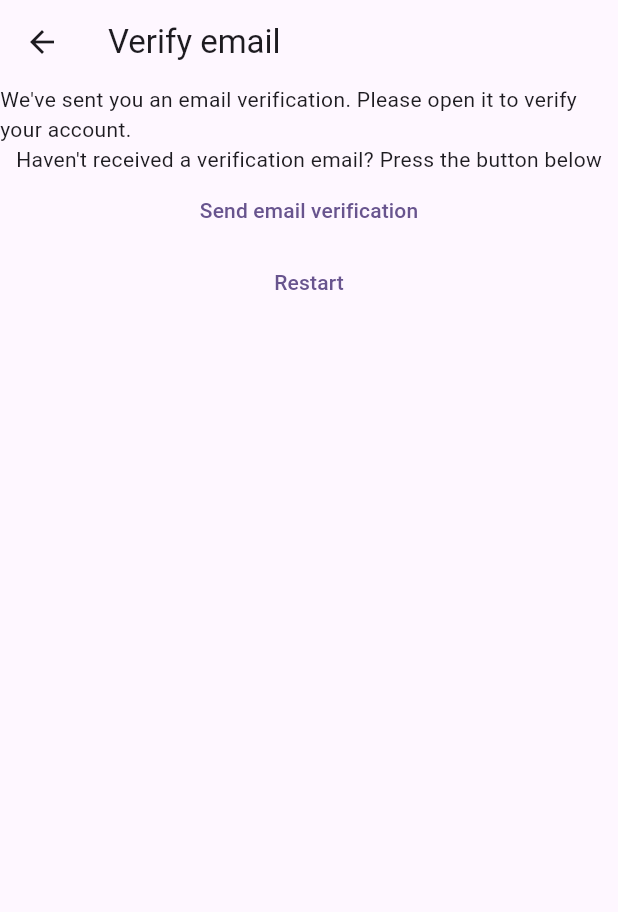
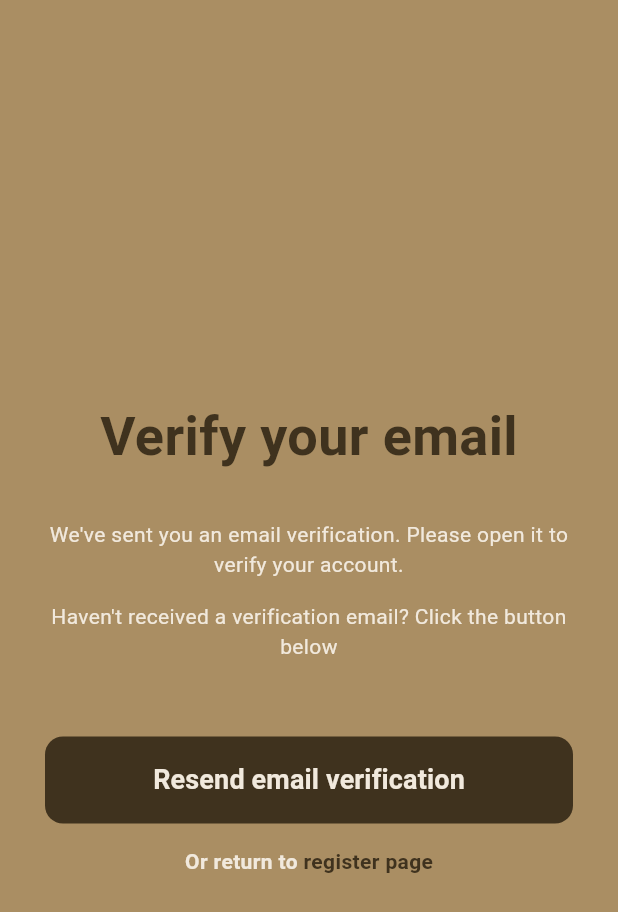
Before and after one commit to oofpouf/linkus, a Flutter app: the VerifyEmailView screen opened by its route, on a phone screen of 412 x 824 dp. Shown: the top 912 px of the screen. Run offline on Flutter 3.47's test engine with Material 2 defaults, Android fonts, the phone set to English and light mode, and no system bars; our stand-ins replace firebase_auth, firebase_core; accounts and stored records are empty; network calls fail.

Commit message:
step-7.2

```diff
--- a/lib/view/login_view.dart
+++ b/lib/view/login_view.dart
@@ -174,6 +174,7 @@ class _LoginViewState extends State<LoginView> {
                 children: [
                   const Text('Not a member? ',
                       style: TextStyle(
+                        fontSize: 14,
                         color: Color.fromARGB(255, 241, 233, 221),
                         fontWeight: FontWeight.bold,
                       )),
@@ -185,6 +186,7 @@ class _LoginViewState extends State<LoginView> {
                     child: const Text(
                       'Register now!',
                       style: TextStyle(
+                        fontSize: 14,
                         color: Color.fromARGB(255, 63, 50, 30),
                         fontWeight: FontWeight.bold,
                       ),
--- a/lib/view/register_view.dart
+++ b/lib/view/register_view.dart
@@ -168,6 +168,7 @@ class _RegisterViewState extends State<RegisterView> {
                 children: [
                   const Text('Already a member? ',
                       style: TextStyle(
+                        fontSize: 14,
                         color: Color.fromARGB(255, 241, 233, 221),
                         fontWeight: FontWeight.bold,
                       )),
@@ -179,6 +180,7 @@ class _RegisterViewState extends State<RegisterView> {
                     child: const Text(
                       'Login now!',
                       style: TextStyle(
+                        fontSize: 14,
                         color: Color.fromARGB(255, 63, 50, 30),
                         fontWeight: FontWeight.bold,
                       ),
--- a/lib/view/verify_email_view.dart
+++ b/lib/view/verify_email_view.dart
@@ -13,31 +13,114 @@ class _VerifyEmailViewState extends State<VerifyEmailView> {
   @override
   Widget build(BuildContext context) {
     return Scaffold(
-      appBar: AppBar(
-        title: const Text('Verify email'),
+      backgroundColor: const Color(0xffAA8E63),
+      body: SafeArea(
+        child: Center(
+          child: Column(
+            mainAxisAlignment: MainAxisAlignment.center,
+            children: [
+              // Verify title
+              const SizedBox(height: 25),
+              const Text(
+                'Verify your email',
+                style: TextStyle(
+                    fontWeight: FontWeight.bold,
+                    fontSize: 36,
+                    color: Color.fromARGB(255, 63, 50, 30)),
               ),
-      body: Column(
-        children: [
-          const Text("We've sent you an email verification. Please open it to verify your account."),
-          const Text("Haven't received a verification email? Press the button below"),
-          TextButton(
+              const SizedBox(height: 30),
+
+              // Email verification sent text
+              const Padding(
+                padding: EdgeInsets.symmetric(horizontal: 30.0),
+                child: Text(
+                  "We've sent you an email verification. Please open it to verify your account.",
+                  style: TextStyle(
+                    fontSize: 14,
+                    color: Color.fromARGB(255, 241, 233, 221),
+                  ),
+                  textAlign: TextAlign.center,
+                ),
+              ),
+              const SizedBox(height: 15),
+
+              // Resend verification text
+              const Padding(
+                padding: EdgeInsets.symmetric(horizontal: 30.0),
+                child: Text(
+                  "Haven't received a verification email? Click the button below",
+                  style: TextStyle(
+                    fontSize: 14,
+                    color: Color.fromARGB(255, 241, 233, 221),
+                  ),
+                  textAlign: TextAlign.center,
+                ),
+              ),
+              const SizedBox(height: 50),
+
+              // Resend verification button
+              Padding(
+                padding: const EdgeInsets.symmetric(horizontal: 30.0),
+                child: Container(
+                  padding: const EdgeInsets.all(5),
+                  decoration: BoxDecoration(
+                    color: const Color.fromARGB(255, 63, 50, 30),
+                    borderRadius: BorderRadius.circular(12),
+                  ),
+                  child: Center(
+                    child: TextButton(
                       onPressed: () async {
                         final user = FirebaseAuth.instance.currentUser;
                         await user?.sendEmailVerification();
                       },
-            child: const Text('Send email verification'),
+                      child: const Text(
+                        'Resend email verification',
+                        style: TextStyle(
+                          color: Color.fromARGB(255, 241, 233, 221),
+                          fontWeight: FontWeight.bold,
+                          fontSize: 18,
                         ),
-          TextButton(
-            onPressed: () async {
+                      ),
+                    ),
+                  ),
+                ),
+              ),
+              const SizedBox(height: 15),
+
+              Row(
+                mainAxisAlignment: MainAxisAlignment.center,
+                children: [
+                  const Text("Or return to",
+                      style: TextStyle(
+                        fontSize: 14,
+                        color: Color.fromARGB(255, 241, 233, 221),
+                        fontWeight: FontWeight.bold,
+                      )),
+
+                  // Return to register button
+                  GestureDetector(
+                    onTap: () async {
                       await FirebaseAuth.instance.signOut();
                       Navigator.of(context).pushNamedAndRemoveUntil(
                         registerRoute,
                         (route) => false,
                       );
                     },
-            child: const Text('Restart'),
+                    child: const Text(
+                      ' register page',
+                      style: TextStyle(
+                        fontSize: 14,
+                        color: Color.fromARGB(255, 63, 50, 30),
+                        fontWeight: FontWeight.bold,
+                      ),
+                    ),
                   )
                 ],
+              )
+              // Return to register text
+            ],
+          ),
+        ),
       ),
     );
   }
```
Also changed, not shown: lib/main.dart (+48 -6 lines), lib/utilities/show_error_dialogue.dart (+15 -3 lines). Lines whose indentation alone changed are shown as unchanged.
